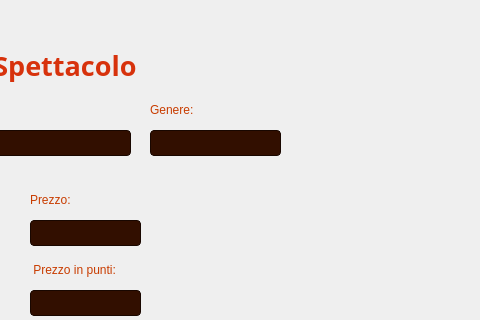
Old version of the form Viste/VistaModificaSpettacoloAmministratore.ui in the repository GiacomoPrincipi/CineMax; both pictures show x 310 to 790 and y 0 to 320 of the 790 by 499 pixel window.
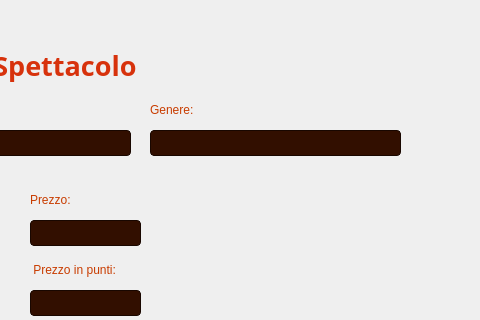
New version of the form. Icons and pictures are not drawn.

The edit to the form file:
```diff
--- a/Viste/VistaModificaSpettacoloAmministratore.ui
+++ b/Viste/VistaModificaSpettacoloAmministratore.ui
@@ -261,7 +261,7 @@
     <rect>
      <x>460</x>
      <y>130</y>
-     <width>131</width>
+     <width>251</width>
      <height>26</height>
     </rect>
    </property>
```
